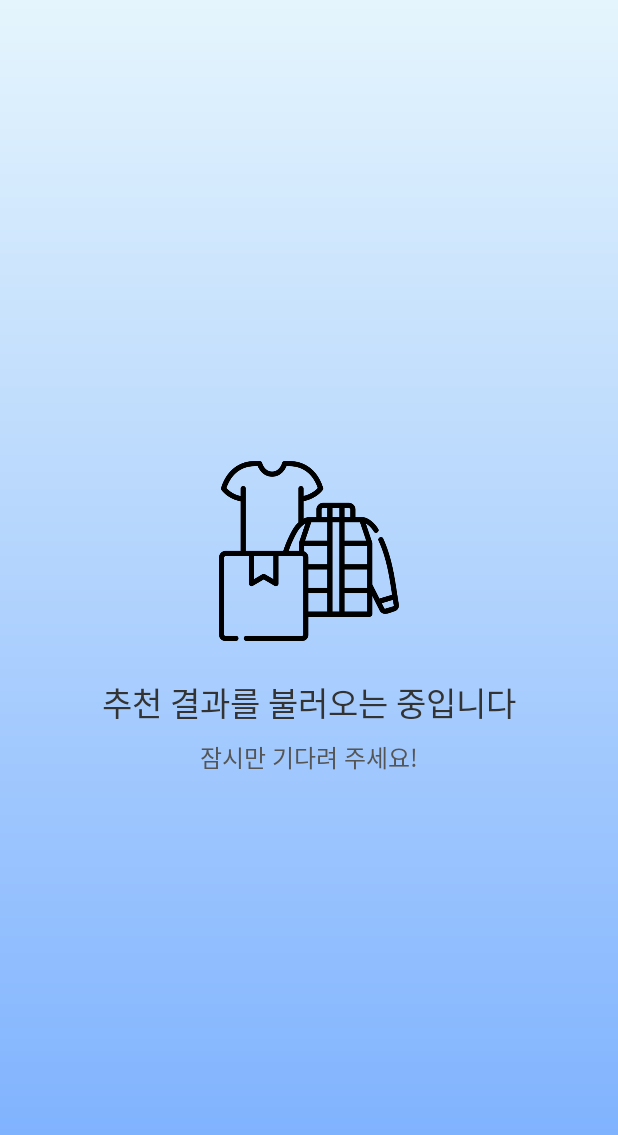
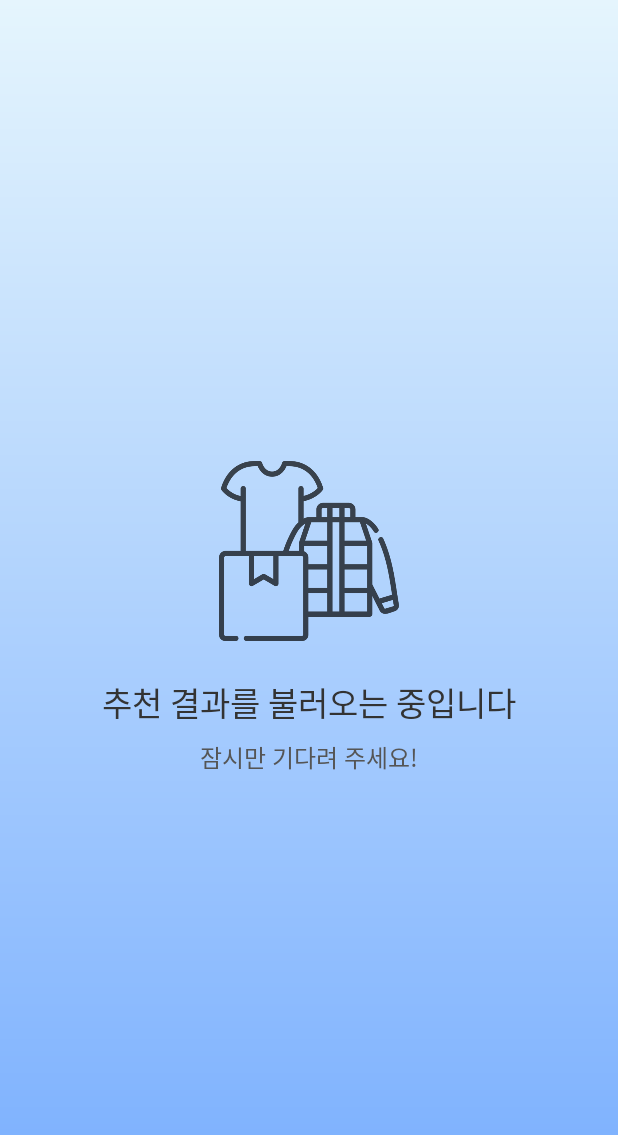
Before and after one commit to gayoung135/DailyWeather, an Android app: the OutfitLoadingFragment screen opened through its navigation route, on a phone screen of 412 x 824 dp. Shown: the top 1135 px of the screen. Run offline under Robolectric (Android 15) with nearby library versions, the phone set to English and light mode, and no system bars; our stand-ins replace Room's generated code.

Commit message:
추천결과 초기 진입 로딩화면 xml

```diff
--- a/app/src/main/res/layout/fragment_outfit_loading.xml
+++ b/app/src/main/res/layout/fragment_outfit_loading.xml
@@ -17,7 +17,8 @@
             android:layout_width="120dp"
             android:layout_height="120dp"
             android:src="@drawable/outfit_load"
-            android:layout_marginBottom="24dp" />
+            android:layout_marginBottom="24dp"
+            android:alpha="0.7"/>
 
         <TextView
             android:id="@+id/loadingTitle"
```
